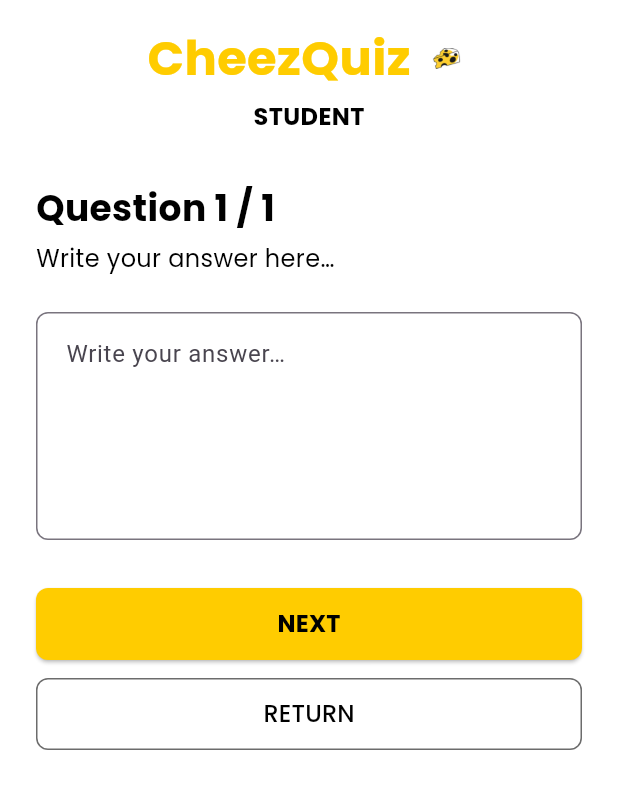
After one commit to KubangPawis/cheez-quiz-app, a Flutter app: the StudentFreeformQuestionPage screen opened by its route, on a phone screen of 412 x 824 dp. The commit adds this screen. Shown: the top 789 px of the screen. Run offline on Flutter 3.47's test engine with Material 3 defaults, Android fonts, the light colour scheme and no system bars; our stand-ins replace google_fonts.

Commit message:
feat: add freeform question page

```diff
--- a/lib/main.dart
+++ b/lib/main.dart
@@ -4,6 +4,7 @@ import 'package:cheez_quiz_app/pages/login_student.dart';
 import 'package:cheez_quiz_app/pages/login_teacher.dart';
 import 'package:cheez_quiz_app/pages/main_teacher.dart';
 import 'package:cheez_quiz_app/pages/quiz_success_page.dart';
+import 'package:cheez_quiz_app/pages/quiz_freeform_page.dart';
 import 'package:flutter/material.dart';
 
 void main() {
@@ -26,6 +27,7 @@ class CheezQuizApp extends StatelessWidget {
         '/main_teacher': (context) => const TeacherMainPage(),
         '/creation': (context) => const TeacherQuestionPage(),
         '/quiz_success': (context) => const QuizSuccessPage(),
+        '/quiz_freeform': (context) => const StudentFreeformQuestionPage(),
       }
     );
   }
--- /dev/null
+++ b/lib/pages/quiz_freeform_page.dart
@@ -0,0 +1,200 @@
+import 'package:flutter/material.dart';
+import 'package:google_fonts/google_fonts.dart';
+
+const primaryColor = 0xFFFFCC00;
+const strokeColor = 0xFF6C6C6C;
+
+class StudentFreeformQuestionPage extends StatefulWidget {
+  const StudentFreeformQuestionPage({Key? key}) : super(key: key);
+
+  @override
+  _StudentFreeformQuestionPageState createState() =>
+      _StudentFreeformQuestionPageState();
+}
+
+class _StudentFreeformQuestionPageState
+    extends State<StudentFreeformQuestionPage> {
+  final _formKey = GlobalKey<FormState>();
+  late TextEditingController _answerCtrl;
+
+  @override
+  void initState() {
+    super.initState();
+    _answerCtrl = TextEditingController();
+  }
+
+  @override
+  void dispose() {
+    _answerCtrl.dispose();
+    super.dispose();
+  }
+
+  @override
+  Widget build(BuildContext context) {
+    // Pull args via Navigator.settings.arguments
+    final args =
+        ModalRoute.of(context)!.settings.arguments as Map<String, dynamic>?;
+
+    final int questionIndex = args?['index'] ?? 1;
+    final int totalQuestions = args?['total'] ?? 1;
+    final String prompt = args?['question'] ??
+        'Write your answer here…';
+
+    const maxWidth = 600.0;
+
+    return Scaffold(
+      backgroundColor: Colors.white,
+      body: SafeArea(
+        child: Center(
+          child: ConstrainedBox(
+            constraints: const BoxConstraints(maxWidth: maxWidth),
+            child: Padding(
+              padding: const EdgeInsets.symmetric(
+                  horizontal: 24, vertical: 16),
+              child: Column(
+                crossAxisAlignment: CrossAxisAlignment.stretch,
+                children: [
+                  // ── Logo + STUDENT ─────────────────────────────
+                  Center(
+                    child: Row(
+                      mainAxisSize: MainAxisSize.min,
+                      children: [
+                        Text(
+                          'CheezQuiz',
+                          style: titleStyle(
+                              textColor: Color(primaryColor),
+                              fontSize: 32),
+                        ),
+                        const SizedBox(width: 8),
+                        Image.asset(
+                          'assets/cheese-icon.png',
+                          width: 32,
+                          height: 32,
+                        ),
+                      ],
+                    ),
+                  ),
+                  const SizedBox(height: 4),
+                  Center(
+                    child: Text(
+                      'STUDENT',
+                      style:
+                          titleStyle(textColor: Colors.black, fontSize: 16),
+                    ),
+                  ),
+
+                  const SizedBox(height: 32),
+
+                  // ── Question header ────────────────────────────
+                  Text(
+                    'Question $questionIndex / $totalQuestions',
+                    style:
+                        titleStyle(textColor: Colors.black, fontSize: 24),
+                  ),
+                  const SizedBox(height: 6),
+                  Text(
+                    prompt,
+                    style: subtitleStyle(
+                        textColor: Colors.black, fontSize: 16),
+                  ),
+
+                  const SizedBox(height: 24),
+
+                  // ── Freeform answer box ───────────────────────
+                  Form(
+                    key: _formKey,
+                    child: TextFormField(
+                      controller: _answerCtrl,
+                      maxLines: 5,
+                      decoration: InputDecoration(
+                        hintText: 'Write your answer…',
+                        border: OutlineInputBorder(
+                          borderRadius: BorderRadius.circular(8),
+                          borderSide: BorderSide(
+                              color: Color(strokeColor), width: 1),
+                        ),
+                        contentPadding:
+                            const EdgeInsets.all(16),
+                      ),
+                      validator: (v) => (v ?? '').isEmpty
+                          ? 'Please enter your answer'
+                          : null,
+                    ),
+                  ),
+
+                  const SizedBox(height: 32),
+
+                  // ── NEXT button ───────────────────────────────
+                  SizedBox(
+                    height: 48,
+                    width: double.infinity,
+                    child: ElevatedButton(
+                      style: ElevatedButton.styleFrom(
+                        backgroundColor: Color(primaryColor),
+                        shape: RoundedRectangleBorder(
+                          borderRadius: BorderRadius.circular(8),
+                        ),
+                      ),
+                      onPressed: () {
+                        if (_formKey.currentState!.validate()) {
+                          // TODO: submit answer & navigate
+                        }
+                      },
+                      child: Text(
+                        'NEXT',
+                        style: titleStyle(
+                            textColor: Colors.black, fontSize: 16),
+                      ),
+                    ),
+                  ),
+
+                  const SizedBox(height: 12),
+
+                  // ── RETURN button ─────────────────────────────
+                  SizedBox(
+                    height: 48,
+                    width: double.infinity,
+                    child: OutlinedButton(
+                      style: OutlinedButton.styleFrom(
+                        side: BorderSide(color: Color(strokeColor)),
+                        shape: RoundedRectangleBorder(
+                          borderRadius: BorderRadius.circular(8),
+                        ),
+                      ),
+                      onPressed: () => Navigator.of(context).pop(),
+                      child: Text(
+                        'RETURN',
+                        style: subtitleStyle(
+                            textColor: Colors.black, fontSize: 16),
+                      ),
+                    ),
+                  ),
+                ],
+              ),
+            ),
+          ),
+        ),
+      ),
+    );
+  }
+}
+
+/// Poppins styles
+TextStyle titleStyle(
+        {required Color textColor, required double? fontSize}) =>
+    GoogleFonts.poppins(
+      textStyle: TextStyle(
+        fontSize: fontSize,
+        fontWeight: FontWeight.bold,
+        color: textColor,
+      ),
+    );
+
+TextStyle subtitleStyle(
+        {required Color textColor, required double? fontSize}) =>
+    GoogleFonts.poppins(
+      textStyle: TextStyle(
+        fontSize: fontSize,
+        color: textColor,
+      ),
+    );
```
Also changed, not shown: lib/pages/quiz_result_page.dart (added, +169 -0 lines).
